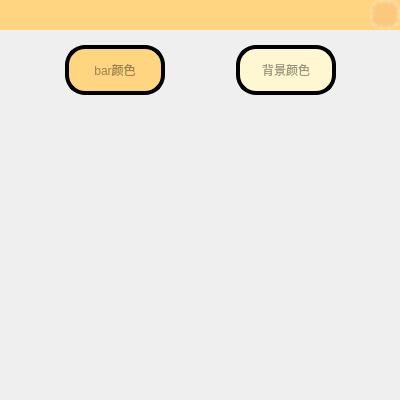
Qt form setting.ui (Edmond-J-A/RemindMeEveryday) before a commit.
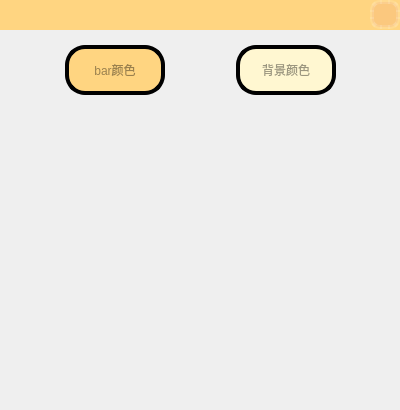
The same form after that commit. Icons and pictures are not drawn.

Diff of the .ui file:
```diff
--- a/setting.ui
+++ b/setting.ui
@@ -7,7 +7,7 @@
     <x>0</x>
     <y>0</y>
     <width>400</width>
-    <height>400</height>
+    <height>410</height>
    </rect>
   </property>
   <property name="minimumSize">
@@ -19,7 +19,7 @@
   <property name="maximumSize">
    <size>
     <width>400</width>
-    <height>400</height>
+    <height>410</height>
    </size>
   </property>
   <property name="windowTitle">
```
